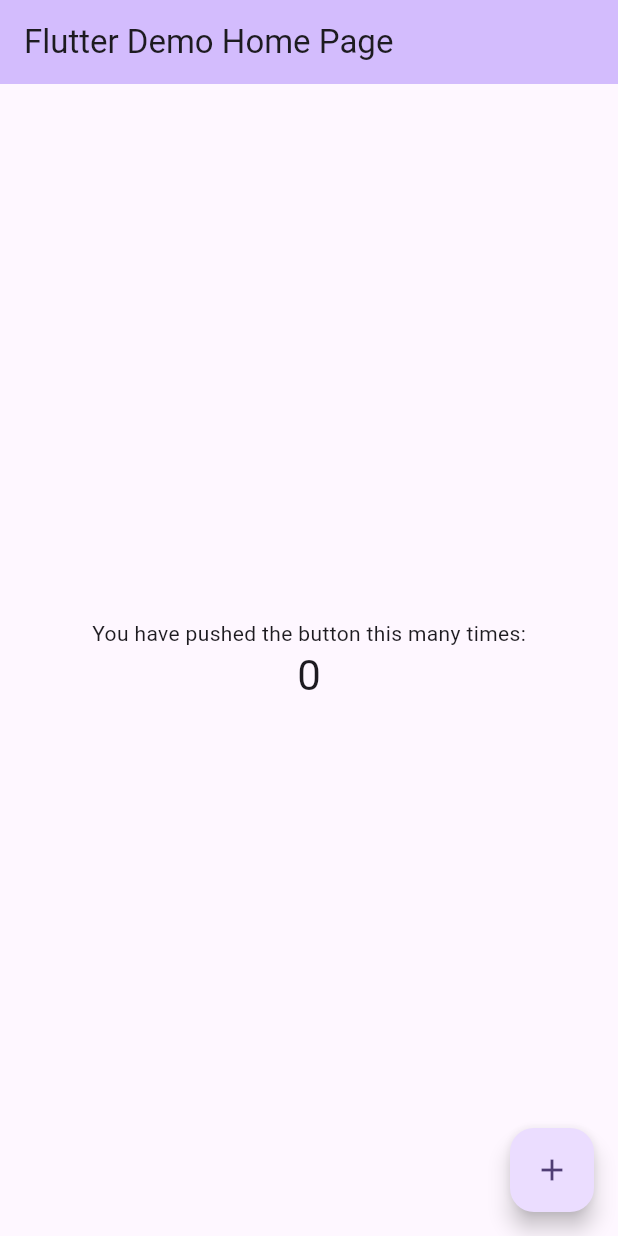
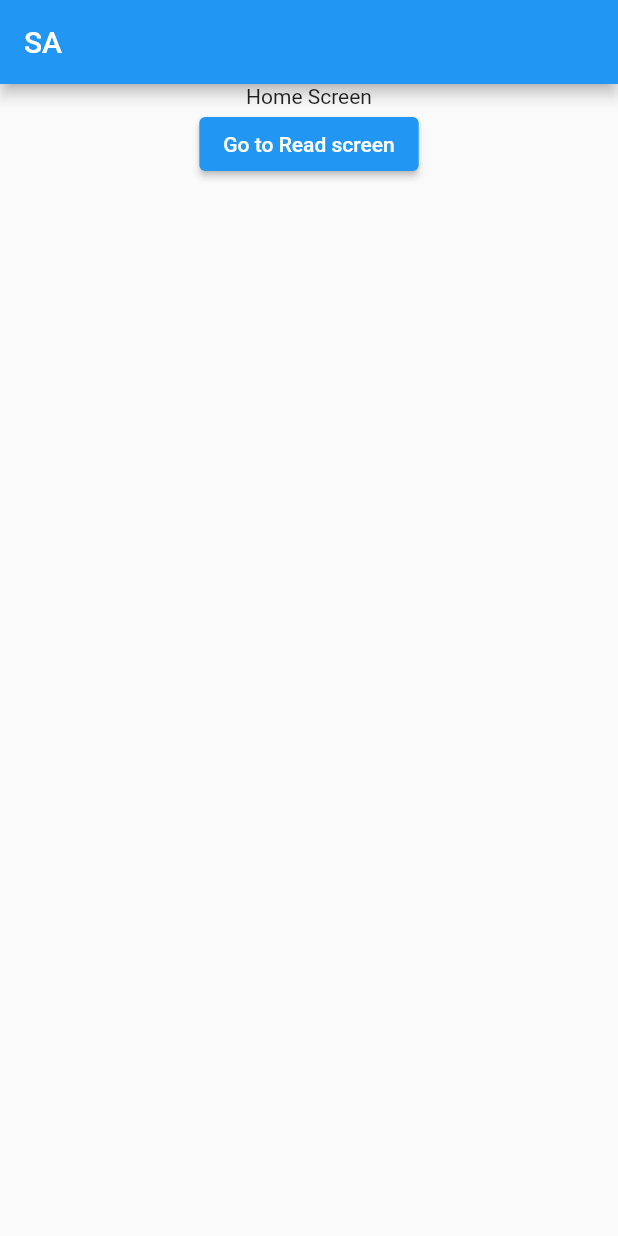
Before and after one commit to emrgry/gov-exams, a Flutter app: the screen it shows after launch, on a phone screen of 412 x 824 dp. Run offline on Flutter 3.47's test engine with Material 2 defaults, Android fonts, the phone set to English and light mode, and no system bars; our stand-ins replace flutter_riverpod; missing offline and left inert: kartal.

Commit message:
added template pages

```diff
--- a/lib/main.dart
+++ b/lib/main.dart
@@ -1,125 +1,19 @@
 import 'package:flutter/material.dart';
+import 'package:flutter_riverpod/flutter_riverpod.dart';
+import 'package:gov_exams/view/home/home_screen.dart';
 
 void main() {
-  runApp(const MyApp());
+  runApp(const ProviderScope(child: MyApp()));
 }
 
 class MyApp extends StatelessWidget {
   const MyApp({super.key});
 
-  // This widget is the root of your application.
   @override
   Widget build(BuildContext context) {
-    return MaterialApp(
-      title: 'Flutter Demo',
-      theme: ThemeData(
-        // This is the theme of your application.
-        //
-        // TRY THIS: Try running your application with "flutter run". You'll see
-        // the application has a blue toolbar. Then, without quitting the app,
-        // try changing the seedColor in the colorScheme below to Colors.green
-        // and then invoke "hot reload" (save your changes or press the "hot
-        // reload" button in a Flutter-supported IDE, or press "r" if you used
-        // the command line to start the app).
-        //
-        // Notice that the counter didn't reset back to zero; the application
-        // state is not lost during the reload. To reset the state, use hot
-        // restart instead.
-        //
-        // This works for code too, not just values: Most code changes can be
-        // tested with just a hot reload.
-        colorScheme: ColorScheme.fromSeed(seedColor: Colors.deepPurple),
-        useMaterial3: true,
-      ),
-      home: const MyHomePage(title: 'Flutter Demo Home Page'),
+    return const MaterialApp(
+      title: 'Material App',
+      home: HomeScreen(),
     );
   }
 }
-
-class MyHomePage extends StatefulWidget {
-  const MyHomePage({super.key, required this.title});
-
-  // This widget is the home page of your application. It is stateful, meaning
-  // that it has a State object (defined below) that contains fields that affect
-  // how it looks.
-
-  // This class is the configuration for the state. It holds the values (in this
-  // case the title) provided by the parent (in this case the App widget) and
-  // used by the build method of the State. Fields in a Widget subclass are
-  // always marked "final".
-
-  final String title;
-
-  @override
-  State<MyHomePage> createState() => _MyHomePageState();
-}
-
-class _MyHomePageState extends State<MyHomePage> {
-  int _counter = 0;
-
-  void _incrementCounter() {
-    setState(() {
-      // This call to setState tells the Flutter framework that something has
-      // changed in this State, which causes it to rerun the build method below
-      // so that the display can reflect the updated values. If we changed
-      // _counter without calling setState(), then the build method would not be
-      // called again, and so nothing would appear to happen.
-      _counter++;
-    });
-  }
-
-  @override
-  Widget build(BuildContext context) {
-    // This method is rerun every time setState is called, for instance as done
-    // by the _incrementCounter method above.
-    //
-    // The Flutter framework has been optimized to make rerunning build methods
-    // fast, so that you can just rebuild anything that needs updating rather
-    // than having to individually change instances of widgets.
-    return Scaffold(
-      appBar: AppBar(
-        // TRY THIS: Try changing the color here to a specific color (to
-        // Colors.amber, perhaps?) and trigger a hot reload to see the AppBar
-        // change color while the other colors stay the same.
-        backgroundColor: Theme.of(context).colorScheme.inversePrimary,
-        // Here we take the value from the MyHomePage object that was created by
-        // the App.build method, and use it to set our appbar title.
-        title: Text(widget.title),
-      ),
-      body: Center(
-        // Center is a layout widget. It takes a single child and positions it
-        // in the middle of the parent.
-        child: Column(
-          // Column is also a layout widget. It takes a list of children and
-          // arranges them vertically. By default, it sizes itself to fit its
-          // children horizontally, and tries to be as tall as its parent.
-          //
-          // Column has various properties to control how it sizes itself and
-          // how it positions its children. Here we use mainAxisAlignment to
-          // center the children vertically; the main axis here is the vertical
-          // axis because Columns are vertical (the cross axis would be
-          // horizontal).
-          //
-          // TRY THIS: Invoke "debug painting" (choose the "Toggle Debug Paint"
-          // action in the IDE, or press "p" in the console), to see the
-          // wireframe for each widget.
-          mainAxisAlignment: MainAxisAlignment.center,
-          children: <Widget>[
-            const Text(
-              'You have pushed the button this many times:',
-            ),
-            Text(
-              '$_counter',
-              style: Theme.of(context).textTheme.headlineMedium,
-            ),
-          ],
-        ),
-      ),
-      floatingActionButton: FloatingActionButton(
-        onPressed: _incrementCounter,
-        tooltip: 'Increment',
-        child: const Icon(Icons.add),
-      ), // This trailing comma makes auto-formatting nicer for build methods.
-    );
-  }
-}
--- /dev/null
+++ b/lib/view/home/home_screen.dart
@@ -0,0 +1,27 @@
+import 'package:flutter/material.dart';
+import 'package:gov_exams/view/reading/read_screen.dart';
+import 'package:kartal/kartal.dart';
+
+class HomeScreen extends StatelessWidget {
+  const HomeScreen({super.key});
+
+  @override
+  Widget build(BuildContext context) {
+    return Scaffold(
+      appBar: AppBar(title: const Text('SA')),
+      body: Center(
+        child: Column(
+          children: [
+            const Text('Home Screen'),
+            ElevatedButton(
+              onPressed: () {
+                context.navigateToPage(const ReadScreen(), type: SlideType.TOP);
+              },
+              child: const Text('Go to Read screen'),
+            ),
+          ],
+        ),
+      ),
+    );
+  }
+}
--- a/pubspec.yaml
+++ b/pubspec.yaml
@@ -38,6 +38,9 @@ dependencies:
 
   #fundamental
   kartal: ^2.8.0
+
+  #state management
+  flutter_riverpod: ^2.3.6
 
   #backend
   cloud_firestore: ^4.8.1
```
Also changed, not shown: lib/view/question/question_screen.dart (added, +28 -0 lines), lib/view/reading/read_screen.dart (added, +26 -0 lines), pubspec.lock.
